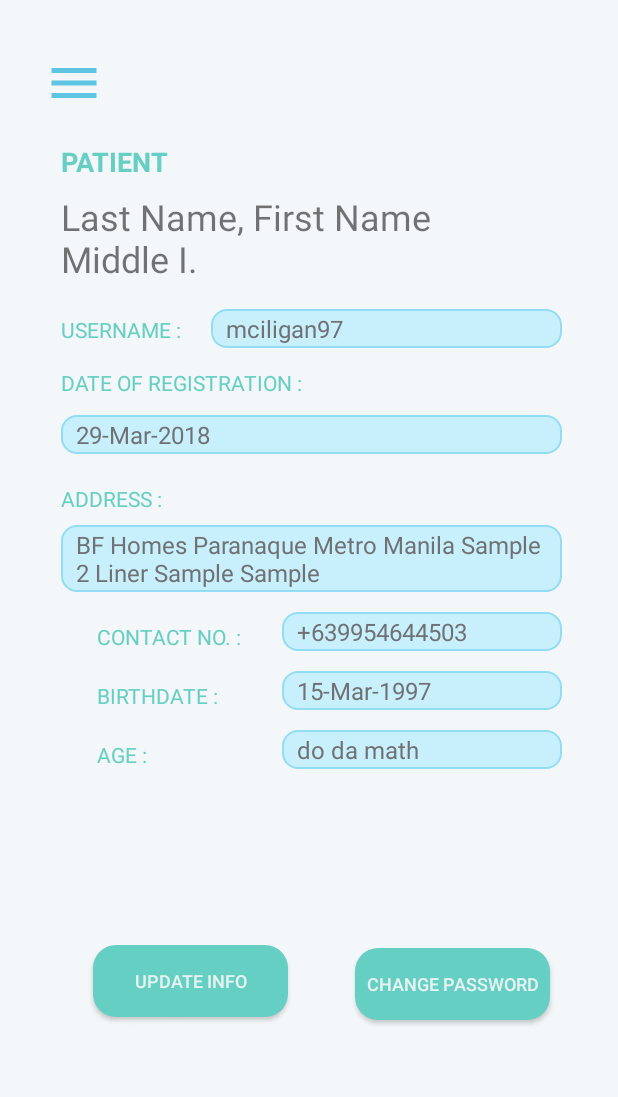
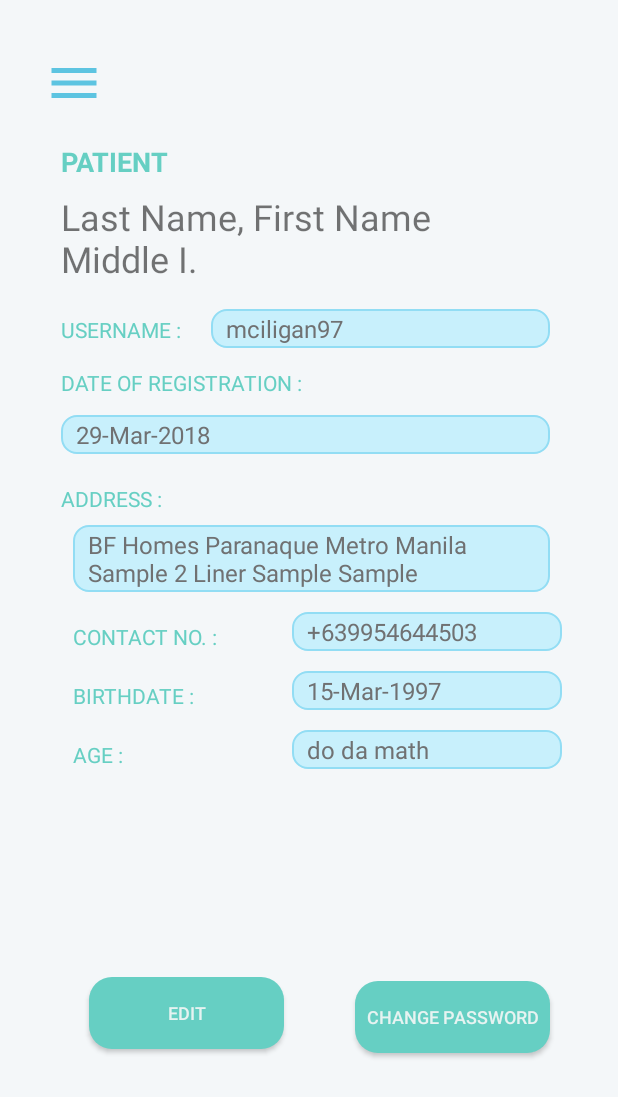
Before and after one commit to mfrostf/XHale_Git, an Android app: the AcctSettings screen opened directly, with no data from a screen before it, on a phone screen of 412 x 824 dp. Shown: the top 1097 px of the screen. Run offline under Robolectric (Android 15) with nearby library versions, the phone set to English and light mode, and no system bars.

Commit message:
11/22/2018

```diff
--- a/app/src/main/java/com/example/teamonce/xhale/AcctSettings.java
+++ b/app/src/main/java/com/example/teamonce/xhale/AcctSettings.java
@@ -1,13 +1,72 @@
 package com.example.teamonce.xhale;
 
+import android.content.Intent;
 import android.os.Bundle;
 import android.support.v7.app.AppCompatActivity;
+import android.view.View;
+import android.widget.Button;
+import android.widget.EditText;
+import android.widget.TextView;
+import android.widget.Toast;
+
+import com.example.teamonce.xhale.Data.RetrofitClient;
+import com.example.teamonce.xhale.Model.PatientAccount;
+
+import retrofit2.Call;
+import retrofit2.Callback;
+import retrofit2.Response;
 
 public class AcctSettings extends BaseDrawerActivity {
+    Button cmdEdit;
+    EditText txtAddress,txtContact, txtBday,txtAge,txtUsername;
+    TextView lblFullName;
 
     @Override
     protected void onCreate(Bundle savedInstanceState){
         super.onCreate(savedInstanceState);
         getLayoutInflater().inflate(R.layout.activity_acctsettings, frameLayout);
+        cmdEdit = (Button) findViewById(R.id.btnUpdateInfo);
+        txtAddress = (EditText) findViewById(R.id.txtAddress);
+        txtContact = (EditText) findViewById(R.id.txtContact);
+        txtBday = (EditText) findViewById(R.id.txtBday);
+        txtAge = (EditText) findViewById(R.id.txtAge);
+    }
+
+    public void cmdChangePassword(View view){
+        Intent i = new Intent(AcctSettings.this, ChangePassword.class);
+        startActivity(i);
+    }
+
+    public void cmdEdit(View view){
+        if(cmdEdit.getText().toString().equals("Edit")){
+            txtAddress.setFocusable(true);
+            txtContact.setFocusable(true);
+            txtBday.setFocusable(true);
+            cmdEdit.setText("Save");
+        }else if(cmdEdit.getText().toString().equals("Save")){
+            final PatientAccount patientAccount = PatientAccount.patientAccount;
+            patientAccount.setAddress(txtAddress.getText().toString());
+            patientAccount.setBirthdate(txtBday.getText().toString());
+            patientAccount.setContact(txtContact.getText().toString());
+            Call<Boolean> call = RetrofitClient.getInstance().getAPI().UpdatePatient(patientAccount);
+            call.enqueue(new Callback<Boolean>() {
+                @Override
+                public void onResponse(Call<Boolean> call, Response<Boolean> response) {
+                    if(response.body()){
+                        Toast.makeText(AcctSettings.this, "Info Updated.", Toast.LENGTH_SHORT).show();
+                        cmdEdit.setText("Edit");
+                        PatientAccount.patientAccount = patientAccount;
+                    }else{
+                        Toast.makeText(AcctSettings.this, "There was a problem with the server.", Toast.LENGTH_SHORT).show();
+                    }
+                }
+
+                @Override
+                public void onFailure(Call<Boolean> call, Throwable t) {
+
+                }
+            });
+        }
+
     }
 }
--- a/app/src/main/java/com/example/teamonce/xhale/Data/API.java
+++ b/app/src/main/java/com/example/teamonce/xhale/Data/API.java
@@ -34,4 +34,7 @@ public interface API {
     @POST("Account/UpdatePatient")
     Call<Boolean> UpdatePatient(@Body PatientAccount patient);
 
+    @POST("Account/AddPatient")
+    Call<Boolean> AddPatient(@Body PatientAccount patient);
+
 }
--- a/app/src/main/java/com/example/teamonce/xhale/Model/Account.java
+++ b/app/src/main/java/com/example/teamonce/xhale/Model/Account.java
@@ -9,6 +9,7 @@ public class Account {
     public String LastName;
     public String Contact;
     public String AccessLevel;
+    public static Account account;
 
     public Account(int ID, String username, String password, String firstName, String middleName, String lastName, String contact, String accessLevel) {
         this.ID = ID;
--- a/app/src/main/res/layout/activity_acctsettings.xml
+++ b/app/src/main/res/layout/activity_acctsettings.xml
@@ -11,8 +11,11 @@
         android:layout_width="0dp"
         android:layout_height="wrap_content"
         android:layout_marginTop="12dp"
+        android:layout_marginEnd="8dp"
+        android:layout_marginRight="8dp"
         android:background="@drawable/transparentboxw"
         android:ems="10"
+        android:focusable="true"
         android:inputType="textPersonName"
         android:paddingLeft="10dp"
         android:paddingTop="2dp"
@@ -53,8 +56,9 @@
         android:layout_marginTop="35dp"
         android:layout_marginEnd="8dp"
         android:layout_marginRight="8dp"
-        android:layout_marginBottom="60dp"
+        android:layout_marginBottom="16dp"
         android:background="@drawable/greenbtn"
+        android:onClick="cmdChangePassword"
         android:text="Change Password"
         android:textColor="@color/lightGrey"
         android:textSize="12sp"
@@ -66,15 +70,16 @@
         android:id="@+id/btnUpdateInfo"
         android:layout_width="130dp"
         android:layout_height="wrap_content"
-        android:layout_marginStart="8dp"
-        android:layout_marginLeft="8dp"
+        android:layout_marginStart="3dp"
+        android:layout_marginLeft="3dp"
         android:layout_marginTop="35dp"
         android:layout_marginEnd="32dp"
         android:layout_marginRight="32dp"
-        android:layout_marginBottom="60dp"
+        android:layout_marginBottom="16dp"
         android:background="@drawable/greenbtn"
-        android:text="Update Info"
+        android:text="Edit"
         android:textColor="@color/lightGrey"
+        android:onClick="cmdEdit"
         android:textSize="12sp"
         app:layout_constraintBottom_toBottomOf="parent"
         app:layout_constraintEnd_toStartOf="@+id/btnChangePass"
@@ -100,16 +105,13 @@
 
     <TextView
         android:id="@+id/address"
-        android:layout_width="0dp"
+        android:layout_width="wrap_content"
         android:layout_height="wrap_content"
         android:layout_marginTop="20dp"
-        android:layout_marginEnd="245dp"
-        android:layout_marginRight="245dp"
         android:text="Address :"
         android:textAllCaps="true"
         android:textColor="@color/blueGreen"
         android:textSize="14sp"
-        app:layout_constraintEnd_toEndOf="@+id/guideline5"
         app:layout_constraintStart_toStartOf="@+id/guideline4"
         app:layout_constraintTop_toBottomOf="@+id/txtDoRegistration" />
 
@@ -117,16 +119,13 @@
         android:id="@+id/age"
         android:layout_width="0dp"
         android:layout_height="wrap_content"
-        android:layout_marginStart="24dp"
-        android:layout_marginLeft="24dp"
+        android:layout_marginStart="8dp"
+        android:layout_marginLeft="8dp"
         android:layout_marginTop="20dp"
-        android:layout_marginEnd="74dp"
-        android:layout_marginRight="74dp"
         android:text="Age :"
         android:textAllCaps="true"
         android:textColor="@color/blueGreen"
         android:textSize="14sp"
-        app:layout_constraintEnd_toStartOf="@+id/txtAge"
         app:layout_constraintStart_toStartOf="@+id/guideline4"
         app:layout_constraintTop_toBottomOf="@+id/birthdate" />
 
@@ -134,16 +133,13 @@
         android:id="@+id/birthdate"
         android:layout_width="0dp"
         android:layout_height="wrap_content"
-        android:layout_marginStart="24dp"
-        android:layout_marginLeft="24dp"
+        android:layout_marginStart="8dp"
+        android:layout_marginLeft="8dp"
         android:layout_marginTop="20dp"
-        android:layout_marginEnd="28dp"
-        android:layout_marginRight="28dp"
         android:text="Birthdate :"
         android:textAllCaps="true"
         android:textColor="@color/blueGreen"
         android:textSize="14sp"
-        app:layout_constraintEnd_toStartOf="@+id/txtBday"
         app:layout_constraintStart_toStartOf="@+id/guideline4"
         app:layout_constraintTop_toBottomOf="@+id/contactno" />
 
@@ -151,16 +147,13 @@
         android:id="@+id/contactno"
         android:layout_width="0dp"
         android:layout_height="wrap_content"
-        android:layout_marginStart="24dp"
-        android:layout_marginLeft="24dp"
+        android:layout_marginStart="8dp"
+        android:layout_marginLeft="8dp"
         android:layout_marginTop="20dp"
-        android:layout_marginEnd="11dp"
-        android:layout_marginRight="11dp"
         android:text="Contact No. :"
         android:textAllCaps="true"
         android:textColor="@color/blueGreen"
         android:textSize="14sp"
-        app:layout_constraintEnd_toStartOf="@+id/txtContact"
         app:layout_constraintStart_toStartOf="@+id/guideline4"
         app:layout_constraintTop_toBottomOf="@+id/txtAddress" />
 
@@ -215,8 +208,11 @@
         android:layout_marginStart="19dp"
         android:layout_marginLeft="19dp"
         android:layout_marginTop="17dp"
+        android:layout_marginEnd="8dp"
+        android:layout_marginRight="8dp"
         android:background="@drawable/transparentboxw"
         android:ems="10"
+        android:focusable="true"
         android:inputType="textPersonName"
         android:paddingLeft="10dp"
         android:paddingTop="2dp"
@@ -233,9 +229,14 @@
         android:id="@+id/txtAddress"
         android:layout_width="0dp"
         android:layout_height="wrap_content"
+        android:layout_marginStart="8dp"
+        android:layout_marginLeft="8dp"
         android:layout_marginTop="8dp"
+        android:layout_marginEnd="8dp"
+        android:layout_marginRight="8dp"
         android:background="@drawable/transparentboxw"
         android:ems="10"
+        android:focusable="true"
         android:inputType="textMultiLine"
         android:paddingLeft="10dp"
         android:paddingTop="2dp"
@@ -251,11 +252,12 @@
 
     <EditText
         android:id="@+id/txtAge"
-        android:layout_width="0dp"
+        android:layout_width="180dp"
         android:layout_height="26dp"
         android:layout_marginTop="13dp"
         android:background="@drawable/transparentboxw"
         android:ems="10"
+        android:focusable="true"
         android:inputType="textPersonName"
         android:paddingLeft="10dp"
         android:paddingTop="2dp"
@@ -269,11 +271,12 @@
 
     <EditText
         android:id="@+id/txtBday"
-        android:layout_width="0dp"
+        android:layout_width="180dp"
         android:layout_height="26dp"
         android:layout_marginTop="13dp"
         android:background="@drawable/transparentboxw"
         android:ems="10"
+        android:focusable="true"
         android:inputType="textPersonName"
         android:paddingLeft="10dp"
         android:paddingTop="2dp"
@@ -287,11 +290,12 @@
 
     <EditText
         android:id="@+id/txtContact"
-        android:layout_width="0dp"
+        android:layout_width="180dp"
         android:layout_height="26dp"
         android:layout_marginTop="13dp"
         android:background="@drawable/transparentboxw"
         android:ems="10"
+        android:focusable="true"
         android:inputType="textPersonName"
         android:paddingLeft="10dp"
         android:paddingTop="2dp"
--- a/app/src/main/res/layout/activity_changepass.xml
+++ b/app/src/main/res/layout/activity_changepass.xml
@@ -99,6 +99,7 @@
         android:layout_marginStart="160dp"
         android:background="@drawable/redbtn"
         android:text="Cancel"
+        android:onClick="cmdCancel"
         app:layout_constraintBottom_toTopOf="@+id/guideline13"
         app:layout_constraintStart_toStartOf="@+id/guideline14" />
 
--- a/build.gradle
+++ b/build.gradle
@@ -7,7 +7,7 @@ buildscript {
         jcenter()
     }
     dependencies {
-        classpath 'com.android.tools.build:gradle:3.1.4'
+        classpath 'com.android.tools.build:gradle:3.2.1'
 
 
         // NOTE: Do not place your application dependencies here; they belong
```
Also changed, not shown: app/src/main/java/com/example/teamonce/xhale/ChangePassword.java (+44 -0 lines), app/src/main/java/com/example/teamonce/xhale/DoctorSettings.java (+7 -0 lines), app/src/main/java/com/example/teamonce/xhale/HomeDoctor.java (+24 -1 lines), app/src/main/java/com/example/teamonce/xhale/HomePatient.java (+25 -1 lines), app/src/main/java/com/example/teamonce/xhale/Login.java (+16 -9 lines), app/src/main/res/layout/activity_doctorsettings.xml (+12 -21 lines), gradle/wrapper/gradle-wrapper.properties.
